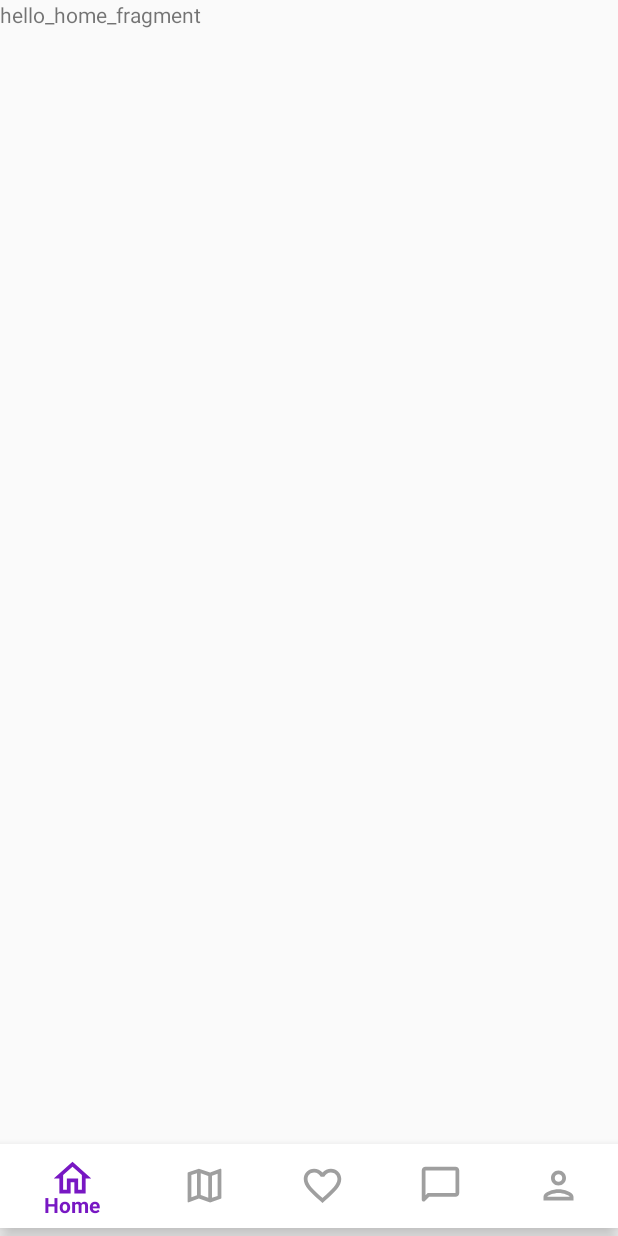
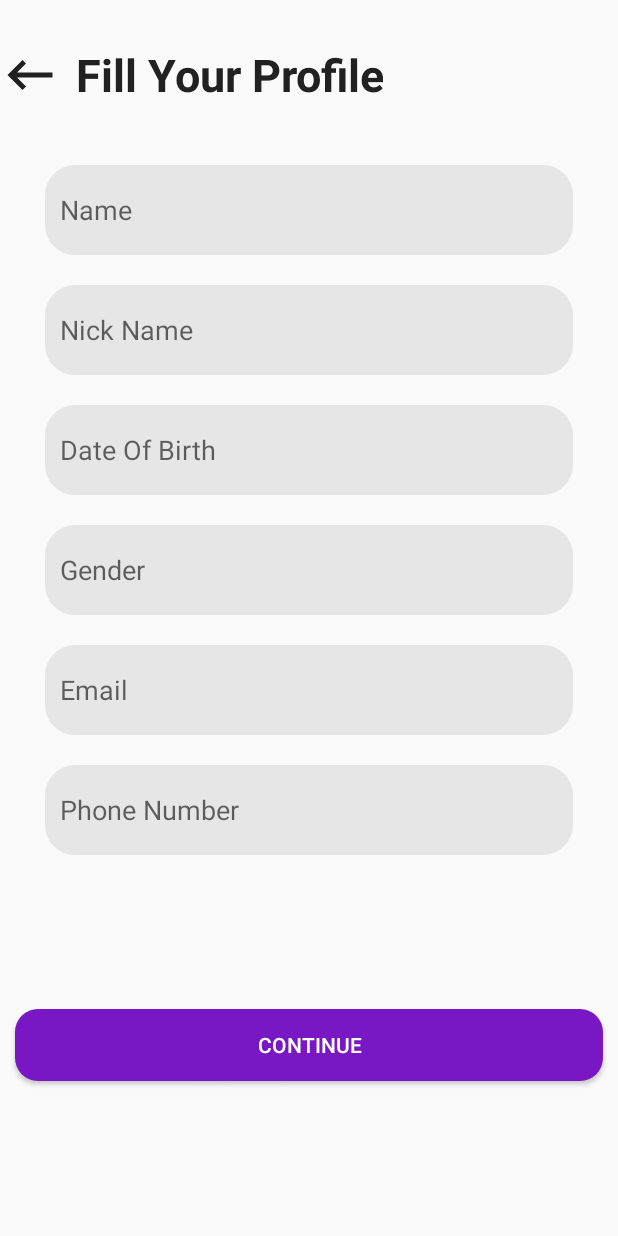
Before and after one commit to tpnhanhcmute/dattingapp, an Android app: the screen it shows after launch (MainActivity before the commit, FillProfileActivity after it), on a phone screen of 412 x 824 dp. Run offline under Robolectric (Android 15) with nearby library versions, the light colour scheme and no system bars.

Commit message:
add fill profile

```diff
--- a/app/src/main/AndroidManifest.xml
+++ b/app/src/main/AndroidManifest.xml
@@ -16,6 +16,10 @@
         <activity
             android:name=".MainActivity"
             android:exported="true">
+        </activity>
+        <activity
+            android:name=".FillProfileActivity"
+            android:exported="true">
             <intent-filter>
                 <action android:name="android.intent.action.MAIN" />
 
--- /dev/null
+++ b/app/src/main/java/com/example/dattingapp/FillProfileActivity.java
@@ -0,0 +1,54 @@
+package com.example.dattingapp;
+
+import android.app.DatePickerDialog;
+import android.os.Bundle;
+import android.view.View;
+import android.widget.DatePicker;
+import android.widget.EditText;
+
+import androidx.appcompat.app.AppCompatActivity;
+
+public class FillProfileActivity  extends AppCompatActivity {
+    EditText dateEditText;
+    int year, month, day;
+    @Override
+    protected void onCreate(Bundle savedInstanceState) {
+        super.onCreate(savedInstanceState);
+        setContentView(R.layout.activity_fill_profile);
+        Mapping();
+        SetListener();
+    }
+
+    public void showDatePickerDialog(View v) {
+        DatePickerDialog datePickerDialog = new DatePickerDialog(this, dateSetListener, year, month, day);
+        datePickerDialog.show();
+    }
+    private DatePickerDialog.OnDateSetListener dateSetListener = new DatePickerDialog.OnDateSetListener() {
+        @Override
+        public void onDateSet(DatePicker datePicker, int year, int month, int day) {
+            // Do something with the date chosen by the user
+            String date = day + "/" + (month + 1) + "/" + year;
+            dateEditText.setText(date);
+        }
+    };
+
+    private  void Mapping(){
+        dateEditText= findViewById(R.id.editTextDateOfBirth);
+    }
+    private  void SetListener(){
+        dateEditText.setOnClickListener(new View.OnClickListener() {
+            @Override
+            public void onClick(View v) {
+                showDatePickerDialog(v);
+            }
+        });
+        dateEditText.setOnFocusChangeListener(new View.OnFocusChangeListener() {
+            @Override
+            public void onFocusChange(View v, boolean hasFocus) {
+                if(hasFocus){
+                    showDatePickerDialog(v);
+                }
+            }
+        });
+    }
+}
--- /dev/null
+++ b/app/src/main/res/drawable/edit_button.xml
@@ -0,0 +1,7 @@
+<?xml version="1.0" encoding="utf-8"?>
+<shape
+    android:shape="rectangle"
+    xmlns:android="http://schemas.android.com/apk/res/android">
+    <solid android:color="@color/edit_text"></solid>
+    <corners android:radius="20dp"></corners>
+</shape>
--- /dev/null
+++ b/app/src/main/res/drawable/ic_baseline_keyboard_backspace_24.xml
@@ -0,0 +1,5 @@
+<vector android:autoMirrored="true" android:height="24dp"
+    android:tint="#212121" android:viewportHeight="24"
+    android:viewportWidth="24" android:width="24dp" xmlns:android="http://schemas.android.com/apk/res/android">
+    <path android:fillColor="@android:color/white" android:pathData="M21,11H6.83l3.58,-3.59L9,6l-6,6 6,6 1.41,-1.41L6.83,13H21z"/>
+</vector>
--- /dev/null
+++ b/app/src/main/res/layout/activity_fill_profile.xml
@@ -0,0 +1,148 @@
+<?xml version="1.0" encoding="utf-8"?>
+<androidx.constraintlayout.widget.ConstraintLayout
+    xmlns:app="http://schemas.android.com/apk/res-auto"
+    xmlns:tools="http://schemas.android.com/tools"
+    xmlns:android="http://schemas.android.com/apk/res/android"
+    android:layout_width="match_parent"
+    android:layout_height="match_parent"
+    android:orientation="vertical">
+
+
+    <LinearLayout
+        android:layout_width="match_parent"
+        android:layout_height="match_parent"
+        android:layout_weight="1"
+        android:orientation="vertical"
+        app:layout_constraintBottom_toBottomOf="parent"
+        app:layout_constraintEnd_toEndOf="parent"
+        app:layout_constraintStart_toStartOf="parent"
+        app:layout_constraintTop_toTopOf="parent">
+
+        <LinearLayout
+            android:layout_width="match_parent"
+            android:layout_height="70dp">
+
+            <ImageView
+                android:id="@+id/imageViewBack"
+                android:layout_width="40dp"
+                android:layout_height="match_parent"
+                android:scaleType="fitEnd"
+                app:srcCompat="@drawable/ic_baseline_keyboard_backspace_24" />
+
+            <TextView
+                android:layout_width="wrap_content"
+                android:layout_height="match_parent"
+                android:layout_marginLeft="10dp"
+                android:gravity="center|bottom"
+                android:text="Fill Your Profile"
+                android:textColor="@color/light_black"
+                android:textSize="30dp"
+                android:textStyle="bold" />
+        </LinearLayout>
+
+        <LinearLayout
+            android:layout_width="match_parent"
+            android:layout_height="wrap_content"
+            android:layout_marginLeft="30dp"
+            android:layout_marginTop="40dp"
+            android:layout_marginRight="30dp"
+            android:orientation="vertical">
+
+            <EditText
+                android:id="@+id/editTextTextName"
+                android:layout_width="match_parent"
+                android:layout_height="60dp"
+                android:layout_marginBottom="20dp"
+                android:background="@drawable/edit_button"
+                android:ems="10"
+                android:hint="Name"
+                android:inputType="textPersonName"
+                android:minHeight="48dp"
+                android:padding="10dp" />
+
+            <EditText
+                android:id="@+id/editTextTextNickName"
+                android:layout_width="match_parent"
+                android:layout_height="60dp"
+                android:layout_marginBottom="20dp"
+                android:background="@drawable/edit_button"
+                android:ems="10"
+                android:hint="Nick Name"
+                android:inputType="textPersonName"
+                android:minHeight="48dp"
+                android:padding="10dp" />
+
+            <EditText
+                android:id="@+id/editTextDateOfBirth"
+                android:layout_width="match_parent"
+                android:layout_height="60dp"
+                android:layout_marginBottom="20dp"
+                android:background="@drawable/edit_button"
+                android:ems="10"
+                android:editable="false"
+                android:inputType="none"
+                android:hint="Date Of Birth"
+                android:minHeight="48dp"
+                android:padding="10dp" />
+
+            <EditText
+                android:id="@+id/editTextGender"
+                android:layout_width="match_parent"
+                android:layout_height="60dp"
+                android:layout_marginBottom="20dp"
+                android:background="@drawable/edit_button"
+                android:ems="10"
+                android:hint="Gender"
+                android:inputType="textPersonName"
+                android:minHeight="48dp"
+                android:padding="10dp" />
+
+            <EditText
+                android:id="@+id/editTextEmail"
+                android:layout_width="match_parent"
+                android:layout_height="60dp"
+                android:layout_marginBottom="20dp"
+                android:background="@drawable/edit_button"
+                android:ems="10"
+                android:hint="Email"
+                android:inputType="textPersonName"
+                android:minHeight="48dp"
+                android:padding="10dp" />
+
+            <EditText
+                android:id="@+id/editTextPhone"
+                android:layout_width="match_parent"
+                android:layout_height="60dp"
+                android:layout_marginBottom="20dp"
+                android:background="@drawable/edit_button"
+                android:ems="10"
+                android:hint="Phone Number"
+                android:inputType="textPersonName"
+                android:minHeight="48dp"
+                android:padding="10dp" />
+        </LinearLayout>
+
+        <LinearLayout
+            android:layout_marginBottom="20dp"
+            android:gravity="center|center"
+            android:layout_width="match_parent"
+            android:layout_height="match_parent"
+            android:layout_weight="1">
+
+            <Button
+                android:id="@+id/button"
+                android:layout_width="match_parent"
+                android:layout_height="wrap_content"
+                android:layout_marginLeft="10dp"
+                android:layout_marginRight="10dp"
+                android:background="@drawable/violet_round_fill"
+                android:text="Continue"
+                android:textColor="@color/white" />
+        </LinearLayout>
+
+
+    </LinearLayout>
+
+
+
+</androidx.constraintlayout.widget.ConstraintLayout>
--- a/app/src/main/res/values/colors.xml
+++ b/app/src/main/res/values/colors.xml
@@ -12,4 +12,6 @@
     <color name="light_violet">#F5E7FF</color>
     <color name="light_gray">#FAFAFA</color>
     <color name="white_gray">#9F9F9F</color>
+    <color name="light_black">#212121</color>
+    <color name="edit_text">#E6E6E6</color>
 </resources>
```
